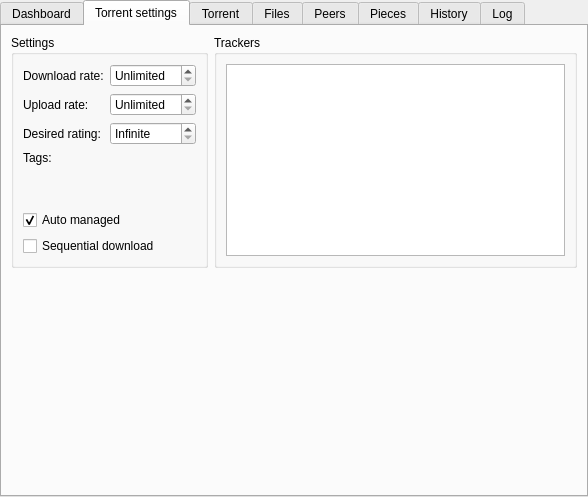
First picture: the form in src/plugins/torrent/tabwidget.ui, repository 0xd34df00d/leechcraft, before the edit.
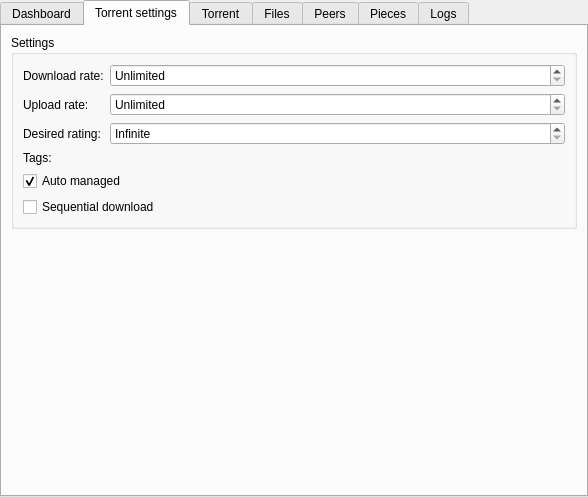
Second picture: the form after the edit. The open tabs and pages were chosen to show the change. Custom widgets are drawn as their Qt base class.

```diff
--- a/src/plugins/torrent/tabwidget.ui
+++ b/src/plugins/torrent/tabwidget.ui
@@ -525,7 +525,7 @@
      <x>0</x>
      <y>0</y>
      <width>584</width>
-     <height>469</height>
+     <height>470</height>
     </rect>
    </property>
    <attribute name="title" >
@@ -644,18 +644,6 @@
       </layout>
      </widget>
     </item>
-    <item row="0" column="1" >
-     <widget class="QGroupBox" name="groupBox_3" >
-      <property name="title" >
-       <string>Trackers</string>
-      </property>
-      <layout class="QGridLayout" name="gridLayout" >
-       <item row="0" column="0" >
-        <widget class="QPlainTextEdit" name="plainTextEdit" />
-       </item>
-      </layout>
-     </widget>
-    </item>
     <item row="1" column="0" >
      <spacer name="verticalSpacer" >
       <property name="orientation" >
@@ -1289,7 +1277,7 @@
     </rect>
    </property>
    <attribute name="title" >
-    <string>History</string>
+    <string>Logs</string>
    </attribute>
    <layout class="QGridLayout" >
     <item row="0" column="0" >
@@ -1319,22 +1307,7 @@
       </column>
      </widget>
     </item>
-   </layout>
-  </widget>
-  <widget class="QWidget" name="LogTab_" >
-   <property name="geometry" >
-    <rect>
-     <x>0</x>
-     <y>0</y>
-     <width>584</width>
-     <height>469</height>
-    </rect>
-   </property>
-   <attribute name="title" >
-    <string>Log</string>
-   </attribute>
-   <layout class="QGridLayout" >
-    <item row="0" column="0" >
+    <item>
      <widget class="QTextEdit" name="LogShower_" >
       <property name="lineWrapMode" >
        <enum>QTextEdit::NoWrap</enum>
```
Left out of the diff: 16 changed lines with no effect on the pictures.
